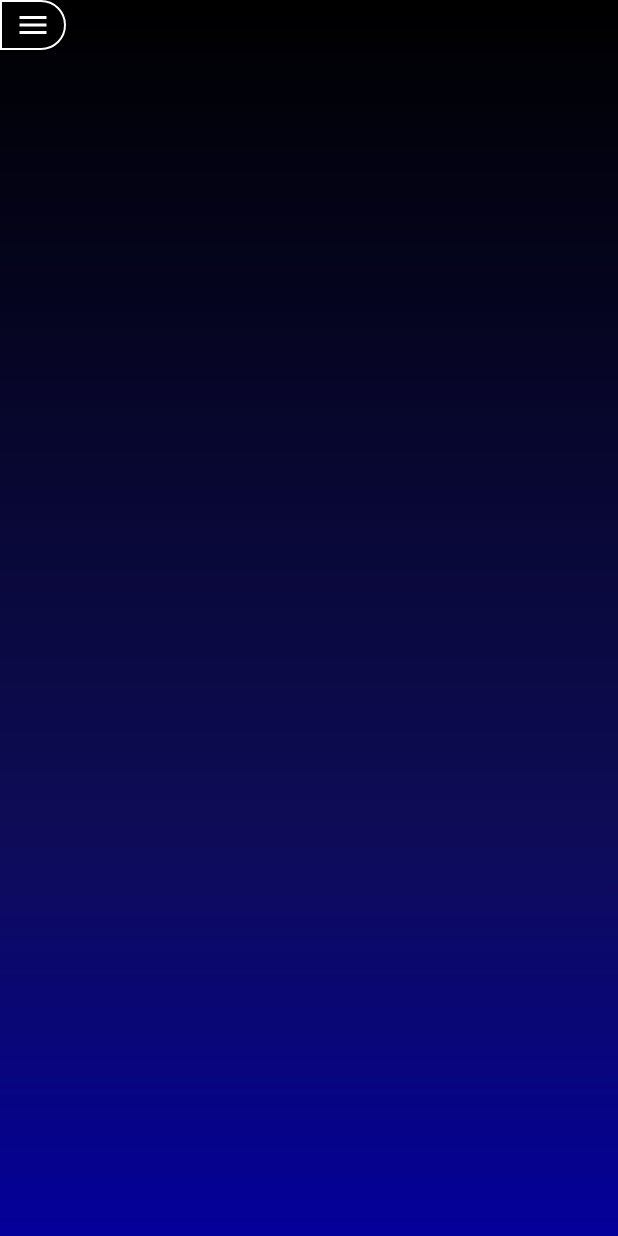
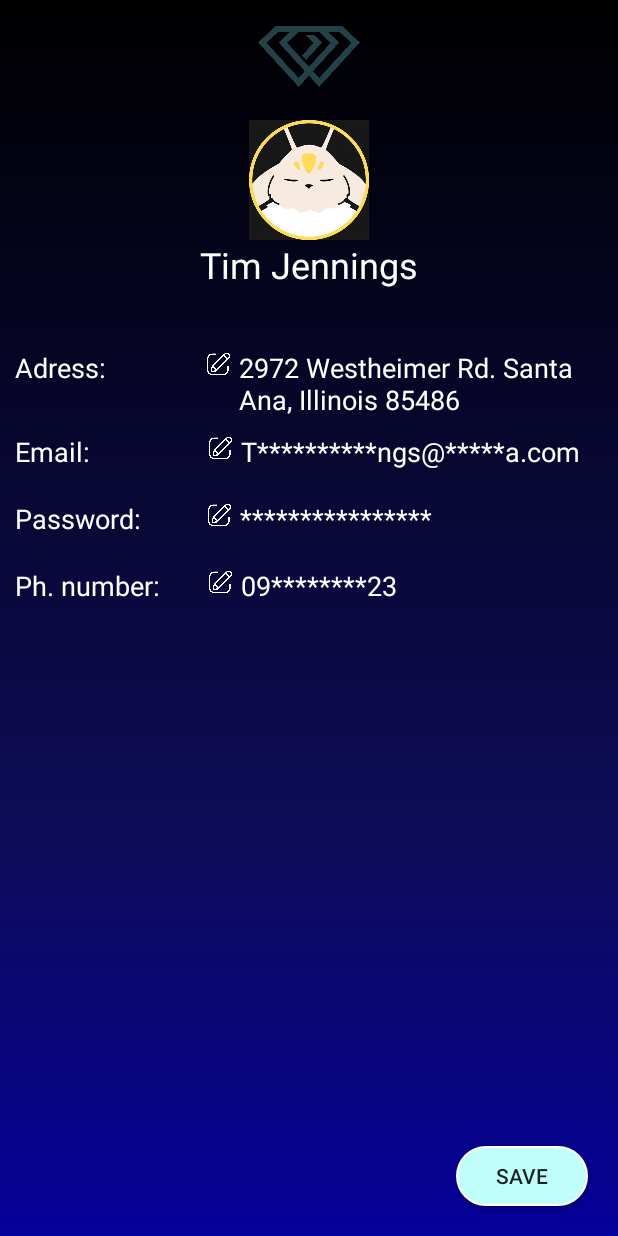
Before and after one commit to WindyFonk/SaboApp, an Android app: the ProfileActivity screen opened directly, with no data from a screen before it, on a phone screen of 412 x 824 dp. Run offline under Robolectric (Android 15) with nearby library versions, the phone set to English and light mode, and no system bars.

Commit message:
2 layout profile

```diff
--- a/app/src/main/res/layout/activity_profile.xml
+++ b/app/src/main/res/layout/activity_profile.xml
@@ -1,21 +1,174 @@
 <?xml version="1.0" encoding="utf-8"?>
-<androidx.constraintlayout.widget.ConstraintLayout xmlns:android="http://schemas.android.com/apk/res/android"
-    xmlns:app="http://schemas.android.com/apk/res-auto"
+<RelativeLayout xmlns:android="http://schemas.android.com/apk/res/android"
     xmlns:tools="http://schemas.android.com/tools"
     android:layout_width="match_parent"
     android:layout_height="match_parent"
-    tools:context=".ProfileActivity"
     android:background="@drawable/color_background">
 
-    <ImageView
-        android:id="@+id/ivMenu"
+    <LinearLayout
+        android:id="@+id/llProfile"
+        android:layout_width="match_parent"
+        android:layout_height="wrap_content"
+        android:orientation="vertical">
+
+        <ImageView
+            android:layout_width="200dp"
+            android:layout_height="80dp"
+            android:layout_gravity="center"
+            android:src="@drawable/sabologo" />
+
+        <ImageView
+            android:layout_width="200dp"
+            android:layout_height="80dp"
+            android:layout_gravity="center"
+            android:src="@drawable/profile" />
+
+        <TextView
+            android:layout_width="wrap_content"
+            android:layout_height="wrap_content"
+            android:layout_gravity="center"
+            android:layout_marginBottom="40dp"
+            android:text="Tim Jennings"
+            android:textColor="@color/white"
+            android:textSize="24sp" />
+
+    </LinearLayout>
+
+    <LinearLayout
+        android:layout_width="match_parent"
+        android:layout_height="wrap_content"
+        android:layout_below="@id/llProfile"
+        android:orientation="vertical"
+        android:layout_marginStart="10dp">
+
+        <LinearLayout
+            android:layout_width="match_parent"
+            android:layout_height="match_parent"
+            android:layout_marginBottom="10dp"
+            android:orientation="horizontal">
+
+
+            <TextView
+                android:layout_width="wrap_content"
+                android:layout_height="wrap_content"
+                android:layout_marginEnd="60dp"
+                android:text="Adress: "
+                android:textSize="18sp"
+                android:textColor="@color/white" />
+
+            <ImageView
+                android:layout_width="20dp"
+                android:layout_height="20dp"
+                android:layout_marginEnd="4dp"
+                android:layout_weight="0"
+                android:src="@drawable/edit" />
+
+            <TextView
+                android:layout_width="wrap_content"
+                android:layout_height="wrap_content"
+                android:text="2972 Westheimer Rd. Santa Ana, Illinois 85486 "
+                android:textSize="18sp"
+                android:textColor="@color/white" />
+        </LinearLayout>
+
+        <LinearLayout
+            android:layout_width="match_parent"
+            android:layout_height="match_parent"
+            android:layout_marginBottom="20dp"
+            android:orientation="horizontal">
+
+
+            <TextView
+                android:layout_width="wrap_content"
+                android:layout_height="wrap_content"
+                android:layout_marginEnd="72dp"
+                android:text="Email: "
+                android:textSize="18sp"
+                android:textColor="@color/white" />
+
+            <ImageView
+                android:layout_width="20dp"
+                android:layout_height="20dp"
+                android:layout_marginEnd="4dp"
+                android:layout_weight="0"
+                android:src="@drawable/edit" />
+
+            <TextView
+                android:layout_width="wrap_content"
+                android:layout_height="wrap_content"
+                android:text="T**********ngs@*****a.com"
+                android:textSize="18sp"
+                android:textColor="@color/white" />
+
+        </LinearLayout>
+
+        <LinearLayout
+            android:layout_width="match_parent"
+            android:layout_height="match_parent"
+            android:layout_marginBottom="20dp"
+            android:orientation="horizontal">
+
+
+            <TextView
+                android:layout_width="wrap_content"
+                android:layout_height="wrap_content"
+                android:layout_marginEnd="37dp"
+                android:text="Password: "
+                android:textSize="18sp"
+                android:textColor="@color/white" />
+
+            <ImageView
+                android:layout_width="20dp"
+                android:layout_height="20dp"
+                android:layout_marginEnd="4dp"
+                android:layout_weight="0"
+                android:src="@drawable/edit" />
+
+            <TextView
+                android:layout_width="wrap_content"
+                android:layout_height="wrap_content"
+                android:text="**************** "
+                android:textSize="18sp"
+                android:textColor="@color/white" />
+        </LinearLayout>
+
+        <LinearLayout
+            android:layout_width="match_parent"
+            android:layout_height="match_parent"
+            android:layout_marginBottom="20dp"
+            android:orientation="horizontal">
+
+
+            <TextView
+                android:layout_width="wrap_content"
+                android:layout_height="wrap_content"
+                android:layout_marginEnd="25dp"
+                android:text="Ph. number: "
+                android:textSize="18sp"
+                android:textColor="@color/white" />
+
+            <ImageView
+                android:layout_width="20dp"
+                android:layout_height="20dp"
+                android:layout_marginEnd="4dp"
+                android:layout_weight="0"
+                android:src="@drawable/edit" />
+
+            <TextView
+                android:layout_width="wrap_content"
+                android:layout_height="wrap_content"
+                android:text="09********23 "
+                android:textSize="18sp"
+                android:textColor="@color/white" />
+        </LinearLayout>
+    </LinearLayout>
+    <androidx.appcompat.widget.AppCompatButton
         android:layout_width="wrap_content"
-        android:layout_height="wrap_content"
-        android:layout_alignParentStart="true"
-        android:layout_alignParentTop="true"
-        android:layout_marginStart="-1dp"
-        android:layout_marginTop="3dp"
-        android:background="@drawable/menu_border"
-        android:src="@drawable/ic_baseline_menu_24" />
-
-</androidx.constraintlayout.widget.ConstraintLayout>
+        android:layout_height="40dp"
+        android:text="Save"
+        android:background="@drawable/logo_shape"
+        android:layout_alignParentBottom="true"
+        android:layout_alignParentRight="true"
+        android:layout_marginEnd="20dp"
+        android:layout_marginBottom="20dp"/>
+</RelativeLayout>
```
Also changed, not shown: app/src/main/res/drawable/border_profile_description.xml (added, +7 -0 lines), app/src/main/res/layout/activity_create_profile.xml (added, +86 -0 lines), app/src/main/res/drawable/edit.png (added).
